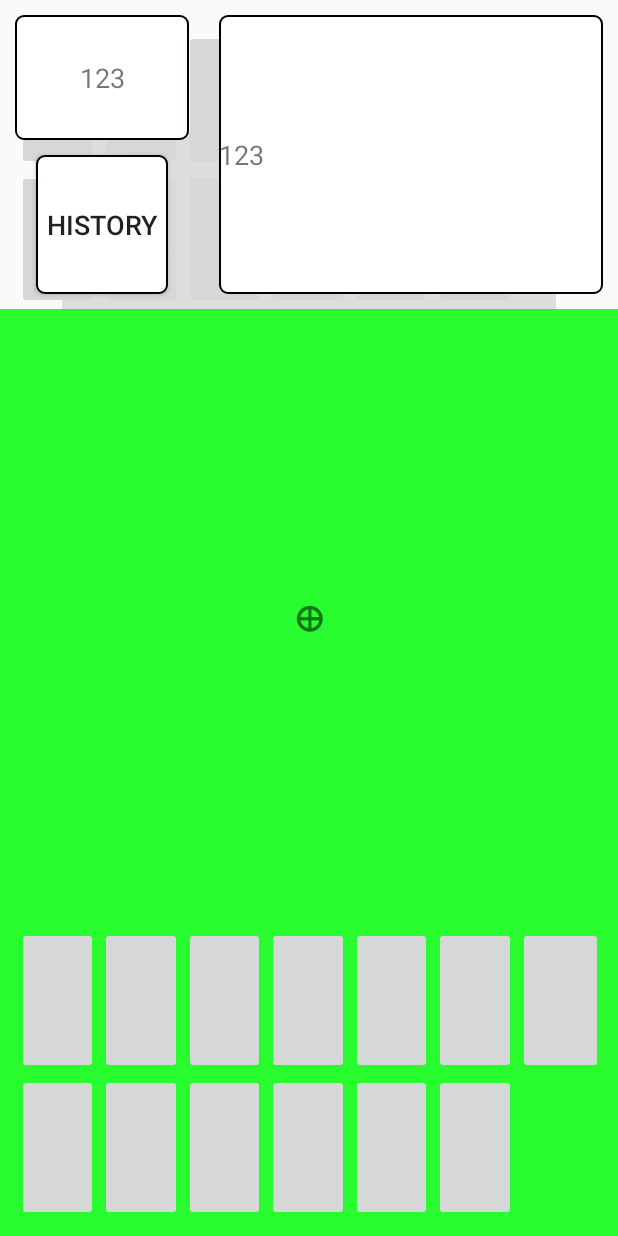
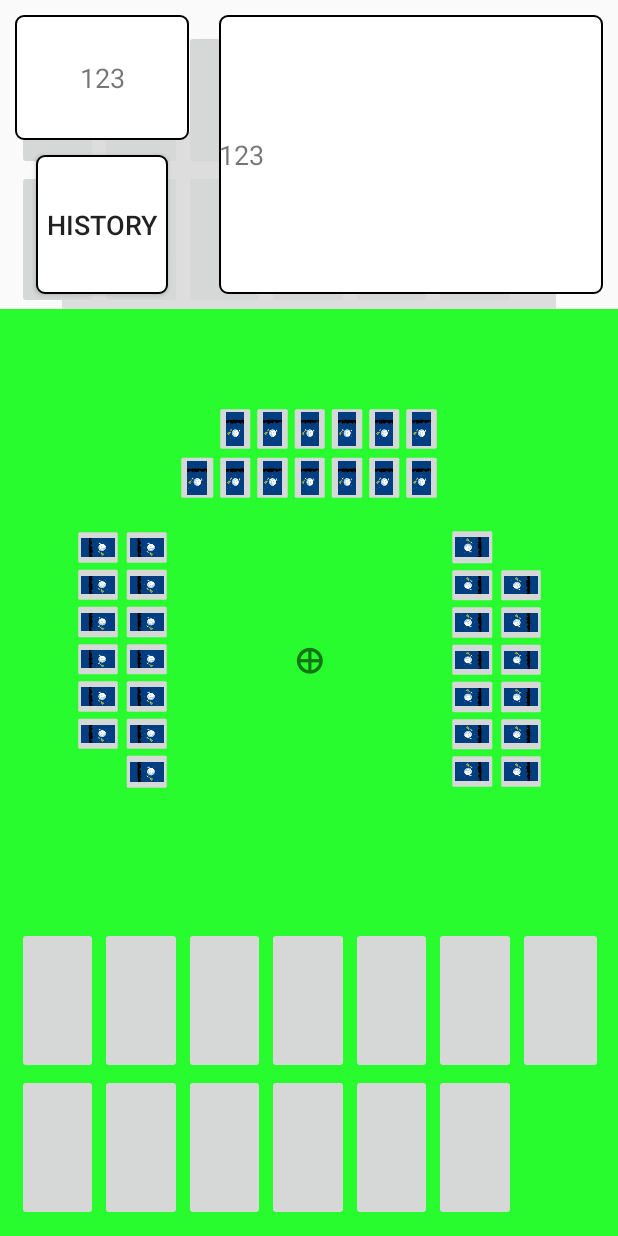
Before and after one commit to g78101/BridgeApp, an Android app: the layout activity_main.xml on its own in the app's theme, with its tools: preview values and no code run, on a phone screen of 412 x 824 dp. Run offline under Robolectric (Android 15) with nearby library versions, the phone set to English and light mode, and no system bars.

Commit message:
Android - release 1.0.2
import UI

```diff
--- a/Android/app/build.gradle
+++ b/Android/app/build.gradle
@@ -7,7 +7,7 @@ android {
         minSdkVersion 19
         targetSdkVersion 28
         versionCode 1
-        versionName "1.0.1"
+        versionName "1.0.2"
     }
     buildTypes {
         release {
--- a/Android/app/src/main/java/com/talka/fancybridge/Views/CallView.java
+++ b/Android/app/src/main/java/com/talka/fancybridge/Views/CallView.java
@@ -3,6 +3,8 @@ package com.talka.fancybridge.Views;
 import android.app.AlertDialog;
 import android.content.Context;
 import android.content.DialogInterface;
+import android.graphics.Color;
+import android.graphics.PorterDuff;
 import android.support.constraint.ConstraintLayout;
 import android.util.AttributeSet;
 import android.view.LayoutInflater;
@@ -184,14 +186,12 @@ public class CallView extends ConstraintLayout implements PokerManager.PokerMana
 
     public void setBtnEnable(ImageButton btn,boolean isEnable) {
         if (isEnable) {
-//            btn.setImageAlpha(255);
-//            btn.setEnabled(true);
-            btn.setVisibility(VISIBLE);
+            btn.getBackground().setColorFilter(null);
+            btn.setEnabled(true);
         }
         else {
-//            btn.setImageAlpha(50);
-//            btn.setEnabled(false);
-            btn.setVisibility(INVISIBLE);
+            btn.getBackground().setColorFilter(Color.GRAY, PorterDuff.Mode.MULTIPLY);
+            btn.setEnabled(false);
         }
     }
 
--- a/Android/app/src/main/java/com/talka/fancybridge/Views/PlayView.java
+++ b/Android/app/src/main/java/com/talka/fancybridge/Views/PlayView.java
@@ -24,6 +24,9 @@ public class PlayView extends ConstraintLayout implements StateManager.StateMana
     static String[] TunrArray = {"↓","←","↑","→"};
 
     private CardsView cardsView;
+    private CardsView rightCardsView;
+    private CardsView leftCardsView;
+    private CardsView topCardsView;
     private TextView turnView;
     private List<ImageView> tablePokers = new ArrayList<ImageView>();
     private TextView teamInfo;
@@ -54,6 +57,9 @@ public class PlayView extends ConstraintLayout implements StateManager.StateMana
         View view = inflate.inflate(R.layout.play_view, this, true);
 
         cardsView = (CardsView) findViewById(R.id.playcards);
+        rightCardsView = (CardsView) findViewById(R.id.rightCards);
+        leftCardsView = (CardsView) findViewById(R.id.leftCards);
+        topCardsView = (CardsView) findViewById(R.id.topCards);
         trump = (TextView) findViewById(R.id.trumpText);
         history = (Button) findViewById(R.id.historyBtn);
         teamInfo = (TextView) findViewById(R.id.teamInfo);
@@ -87,6 +93,9 @@ public class PlayView extends ConstraintLayout implements StateManager.StateMana
         stateManager = StateManager.getInstance();
         stateManager.playListener = this;
         cardsView.setEnable(false);
+        rightCardsView.otherPlayer();
+        leftCardsView.otherPlayer();
+        topCardsView.otherPlayer();
     }
 
     @Override
@@ -101,6 +110,9 @@ public class PlayView extends ConstraintLayout implements StateManager.StateMana
                 cardsView.setEnable(true);
             }
             cardsView.resetCard();
+            leftCardsView.resetCard();
+            topCardsView.resetCard();
+            rightCardsView.resetCard();
 
             updateTitleView();
             updateScoreView();
@@ -155,17 +167,17 @@ public class PlayView extends ConstraintLayout implements StateManager.StateMana
             k=(k+1)%4;
         }
 
-//        if(lastUser != myTurnIndex && poker != 0) {
-//            if (myTurnIndex+1)%4 == lastUser {
-//                leftCardsView.playingCard()
-//            }
-//            else if (myTurnIndex+2)%4 == lastUser {
-//                topCardsView.playingCard()
-//            }
-//            else {
-//                rightCardsView.playingCard()
-//            }
-//        }
+        if(lastUser != myTurnIndex && poker != 0) {
+            if((myTurnIndex+1)%4 == lastUser) {
+                leftCardsView.playingCard();
+            }
+            else if((myTurnIndex+2)%4 == lastUser) {
+                topCardsView.playingCard();
+            }
+            else {
+                rightCardsView.playingCard();
+            }
+        }
 
         updateTurnView(type);
 
--- a/Android/app/src/main/res/layout/play_view.xml
+++ b/Android/app/src/main/res/layout/play_view.xml
@@ -51,6 +51,47 @@
         android:layout_marginStart="10dp"
         android:layout_marginEnd="10dp"
         app:layout_constraintTop_toTopOf="@id/playview2"
+        app:layout_constraintBottom_toBottomOf="parent"/>
+
+    <com.talka.fancybridge.Views.CardsView
+        android:id="@+id/leftCards"
+        android:layout_width="350dp"
+        android:layout_height="130dp"
+        android:scaleX="0.5"
+        android:scaleY="0.5"
+        android:rotation="90"
+        android:layout_marginTop="55dp"
+        android:layout_marginEnd="250dp"
+        app:layout_constraintStart_toStartOf="parent"
+        app:layout_constraintEnd_toEndOf="parent"
+        app:layout_constraintTop_toTopOf="parent"
+        app:layout_constraintBottom_toBottomOf="parent"/>
+
+    <com.talka.fancybridge.Views.CardsView
+        android:id="@+id/topCards"
+        android:layout_width="350dp"
+        android:layout_height="130dp"
+        android:scaleX="0.5"
+        android:scaleY="0.5"
+        android:rotation="180"
+        android:layout_marginBottom="220dp"
+        app:layout_constraintStart_toStartOf="parent"
+        app:layout_constraintEnd_toEndOf="parent"
+        app:layout_constraintTop_toTopOf="parent"
+        app:layout_constraintBottom_toBottomOf="parent"/>
+
+    <com.talka.fancybridge.Views.CardsView
+        android:id="@+id/rightCards"
+        android:layout_width="350dp"
+        android:layout_height="130dp"
+        android:scaleX="0.5"
+        android:scaleY="0.5"
+        android:rotation="270"
+        android:layout_marginTop="55dp"
+        android:layout_marginStart="250dp"
+        app:layout_constraintStart_toStartOf="parent"
+        app:layout_constraintEnd_toEndOf="parent"
+        app:layout_constraintTop_toTopOf="parent"
         app:layout_constraintBottom_toBottomOf="parent"/>
 
     <TextView
@@ -108,6 +149,7 @@
         android:layout_height="wrap_content"
         android:textSize="24sp"
         android:textStyle="bold"
+        android:layout_marginTop="55dp"
         android:textAlignment="center"
         android:gravity="center"
         android:text="⊕"
@@ -118,8 +160,8 @@
 
     <ImageView
         android:id="@+id/tablePokers2"
-        android:layout_width="53dp"
-        android:layout_height="90dp"
+        android:layout_width="44dp"
+        android:layout_height="75dp"
         android:scaleType="fitXY"
         app:layout_constraintStart_toStartOf="parent"
         app:layout_constraintEnd_toEndOf="parent"
@@ -127,17 +169,18 @@
 
     <ImageView
         android:id="@+id/tablePokers1"
-        android:layout_width="53dp"
-        android:layout_height="90dp"
+        android:layout_width="44dp"
+        android:layout_height="75dp"
         android:scaleType="fitXY"
+        android:layout_marginTop="55dp"
         app:layout_constraintTop_toTopOf="parent"
         app:layout_constraintBottom_toBottomOf="parent"
         app:layout_constraintEnd_toStartOf="@id/tablePokers2"/>
 
     <ImageView
         android:id="@+id/tablePokers0"
-        android:layout_width="53dp"
-        android:layout_height="90dp"
+        android:layout_width="44dp"
+        android:layout_height="75dp"
         android:scaleType="fitXY"
         app:layout_constraintStart_toStartOf="parent"
         app:layout_constraintEnd_toEndOf="parent"
@@ -145,9 +188,10 @@
 
     <ImageView
         android:id="@+id/tablePokers3"
-        android:layout_width="53dp"
-        android:layout_height="90dp"
+        android:layout_width="44dp"
+        android:layout_height="75dp"
         android:scaleType="fitXY"
+        android:layout_marginTop="55dp"
         app:layout_constraintTop_toTopOf="parent"
         app:layout_constraintBottom_toBottomOf="parent"
         app:layout_constraintStart_toEndOf="@id/tablePokers2"/>
```
